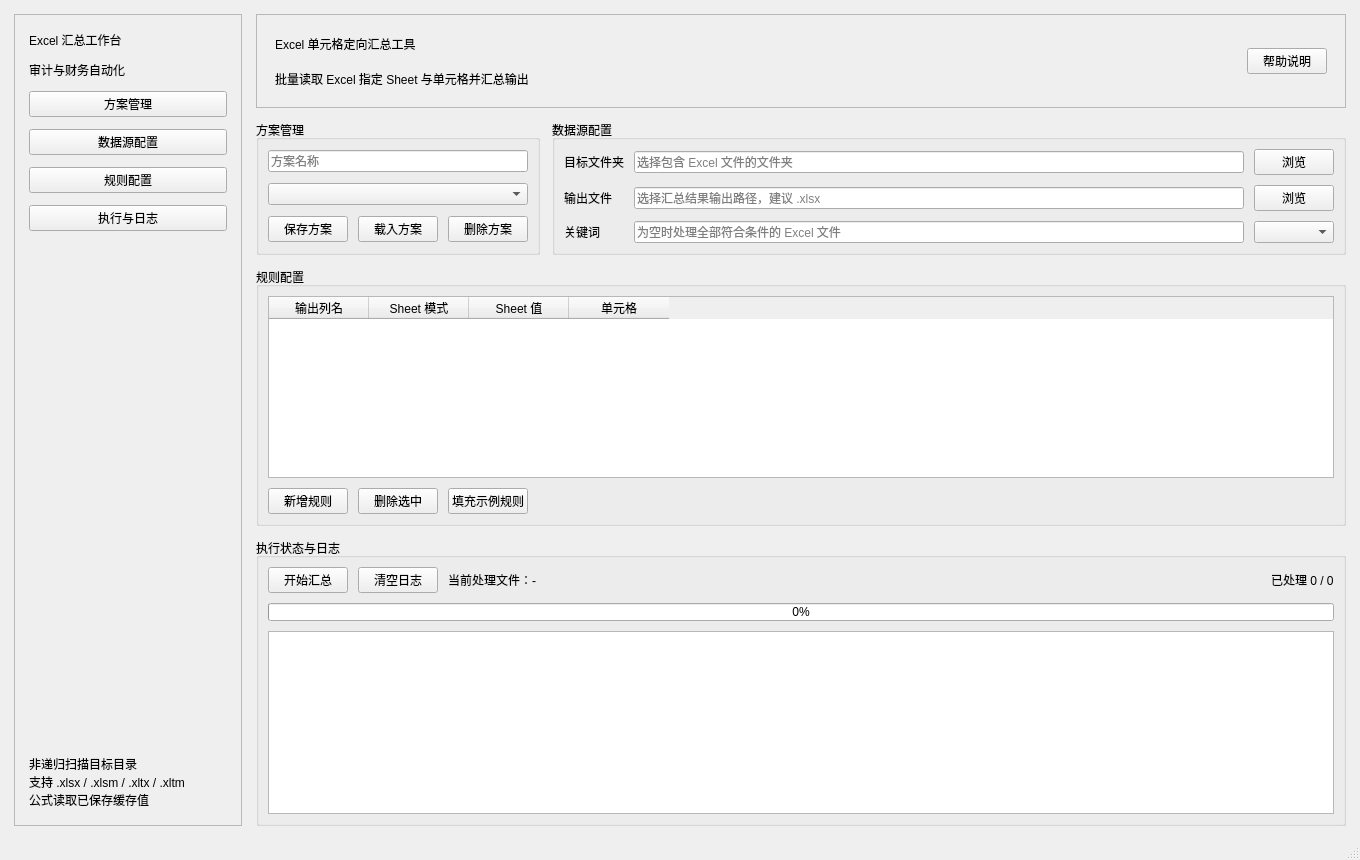
Old version of the form app/ui/forms/main_window.ui in the repository Yon9e/ExcelCellSummaryTool.
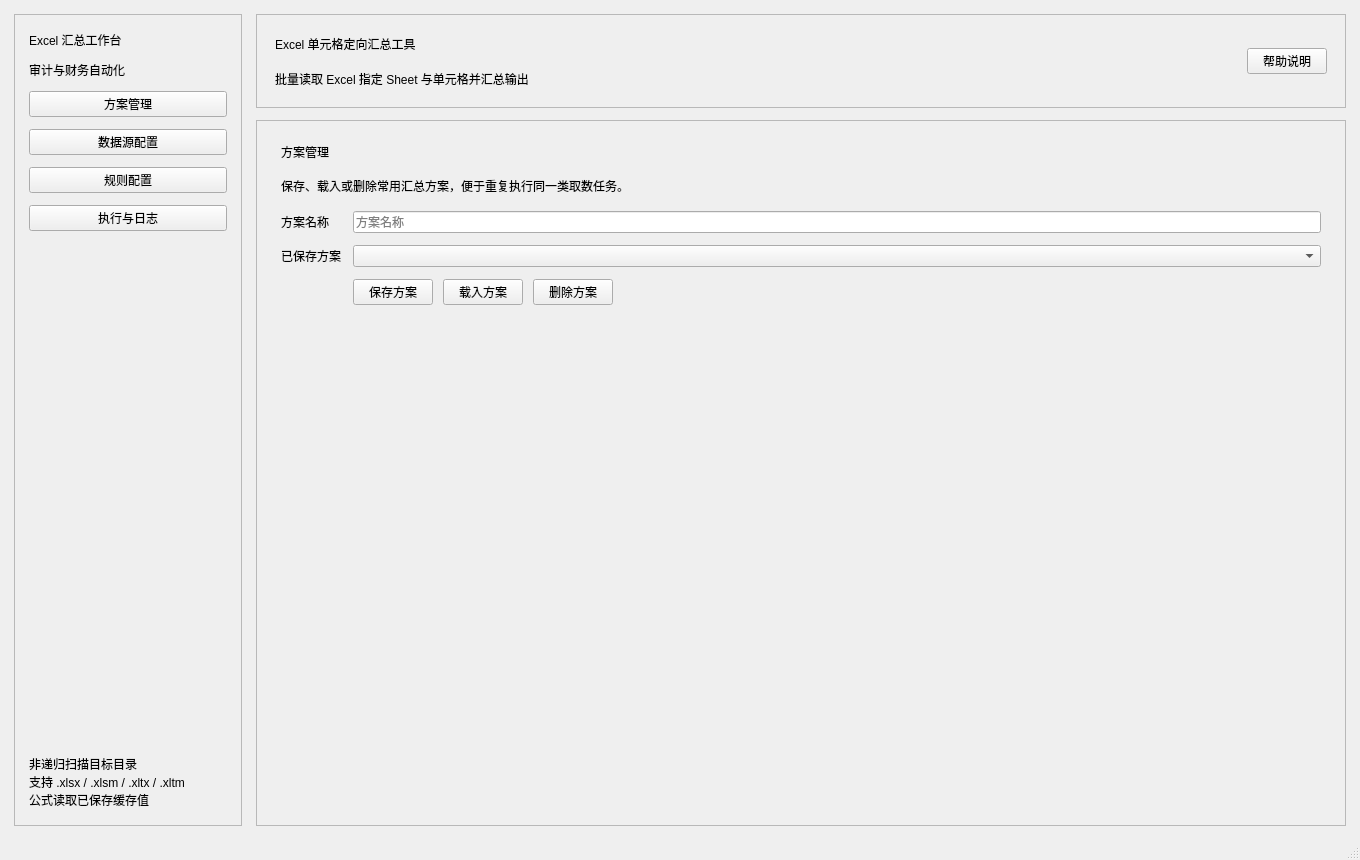
New version of the form. The open tabs and pages were chosen to show the change.

Commit message: Make sidebar navigation switch pages

Patch:
```diff
--- a/app/ui/forms/main_window.ui
+++ b/app/ui/forms/main_window.ui
@@ -235,83 +235,214 @@
         </widget>
        </item>
        <item>
-        <widget class="QFrame" name="configFrame">
+         <widget class="QStackedWidget" name="contentStack">
+          <property name="currentIndex">
+           <number>2</number>
+          </property>
+          <widget class="QWidget" name="schemePage">
+           <layout class="QVBoxLayout" name="schemePageLayout">
+            <property name="spacing">
+             <number>0</number>
+            </property>
+            <property name="leftMargin">
+             <number>0</number>
+            </property>
+            <property name="topMargin">
+             <number>0</number>
+            </property>
+            <property name="rightMargin">
+             <number>0</number>
+            </property>
+            <property name="bottomMargin">
+             <number>0</number>
+            </property>
+            <item>
+             <widget class="QFrame" name="schemeGroupBox">
          <property name="frameShape">
-          <enum>QFrame::Shape::NoFrame</enum>
-         </property>
-         <layout class="QHBoxLayout" name="configLayout">
+               <enum>QFrame::Shape::StyledPanel</enum>
+              </property>
+              <layout class="QVBoxLayout" name="schemeLayout">
           <property name="spacing">
-           <number>12</number>
+                <number>16</number>
           </property>
           <property name="leftMargin">
-           <number>0</number>
+                <number>24</number>
           </property>
           <property name="topMargin">
-           <number>0</number>
+                <number>22</number>
           </property>
           <property name="rightMargin">
-           <number>0</number>
+                <number>24</number>
           </property>
           <property name="bottomMargin">
-           <number>0</number>
+                <number>24</number>
           </property>
           <item>
-           <widget class="QGroupBox" name="schemeGroupBox">
-            <property name="title">
+                <widget class="QLabel" name="schemeSectionTitleLabel">
+                 <property name="text">
              <string>方案管理</string>
             </property>
-            <layout class="QGridLayout" name="schemeLayout">
+                </widget>
+               </item>
+               <item>
+                <widget class="QLabel" name="schemeSectionHintLabel">
+                 <property name="text">
+                  <string>保存、载入或删除常用汇总方案，便于重复执行同一类取数任务。</string>
+                 </property>
+                </widget>
+               </item>
+               <item>
+                <layout class="QGridLayout" name="schemeFormLayout">
              <property name="horizontalSpacing">
-              <number>10</number>
+                  <number>12</number>
              </property>
              <property name="verticalSpacing">
-              <number>10</number>
-             </property>
-             <item row="0" column="0" colspan="3">
+                  <number>12</number>
+                 </property>
+                 <item row="0" column="0">
+                  <widget class="QLabel" name="schemeNameLabel">
+                   <property name="text">
+                    <string>方案名称</string>
+                   </property>
+                  </widget>
+                 </item>
+                 <item row="0" column="1">
               <widget class="QLineEdit" name="schemeNameEdit">
                <property name="placeholderText">
                 <string>方案名称</string>
                </property>
               </widget>
              </item>
-             <item row="1" column="0" colspan="3">
+                 <item row="1" column="0">
+                  <widget class="QLabel" name="schemeSavedLabel">
+                   <property name="text">
+                    <string>已保存方案</string>
+                   </property>
+                  </widget>
+                 </item>
+                 <item row="1" column="1">
               <widget class="QComboBox" name="schemeComboBox"/>
              </item>
-             <item row="2" column="0">
+                 <item row="2" column="1">
+                  <layout class="QHBoxLayout" name="schemeButtonsLayout">
+                   <property name="spacing">
+                    <number>10</number>
+                   </property>
+                   <item>
               <widget class="QPushButton" name="saveSchemeButton">
                <property name="text">
                 <string>保存方案</string>
                </property>
               </widget>
              </item>
-             <item row="2" column="1">
+                   <item>
               <widget class="QPushButton" name="loadSchemeButton">
                <property name="text">
                 <string>载入方案</string>
                </property>
               </widget>
              </item>
-             <item row="2" column="2">
+                   <item>
               <widget class="QPushButton" name="deleteSchemeButton">
                <property name="text">
                 <string>删除方案</string>
                </property>
               </widget>
              </item>
-            </layout>
-           </widget>
-          </item>
+                   <item>
+                    <spacer name="schemeButtonsSpacer">
+                     <property name="orientation">
+                      <enum>Qt::Orientation::Horizontal</enum>
+                     </property>
+                     <property name="sizeHint" stdset="0">
+                      <size>
+                       <width>40</width>
+                       <height>20</height>
+                      </size>
+                     </property>
+                    </spacer>
+                   </item>
+                  </layout>
+                 </item>
+                </layout>
+               </item>
+               <item>
+                <spacer name="schemePageSpacer">
+                 <property name="orientation">
+                  <enum>Qt::Orientation::Vertical</enum>
+                 </property>
+                 <property name="sizeHint" stdset="0">
+                  <size>
+                   <width>20</width>
+                   <height>280</height>
+                  </size>
+                 </property>
+                </spacer>
+               </item>
+              </layout>
+             </widget>
+            </item>
+           </layout>
+          </widget>
+          <widget class="QWidget" name="sourcePage">
+           <layout class="QVBoxLayout" name="sourcePageLayout">
+            <property name="spacing">
+             <number>0</number>
+            </property>
+            <property name="leftMargin">
+             <number>0</number>
+            </property>
+            <property name="topMargin">
+             <number>0</number>
+            </property>
+            <property name="rightMargin">
+             <number>0</number>
+            </property>
+            <property name="bottomMargin">
+             <number>0</number>
+            </property>
           <item>
-           <widget class="QGroupBox" name="sourceGroupBox">
-            <property name="title">
+             <widget class="QFrame" name="sourceGroupBox">
+              <property name="frameShape">
+               <enum>QFrame::Shape::StyledPanel</enum>
+              </property>
+              <layout class="QVBoxLayout" name="sourceLayout">
+               <property name="spacing">
+                <number>16</number>
+               </property>
+               <property name="leftMargin">
+                <number>24</number>
+               </property>
+               <property name="topMargin">
+                <number>22</number>
+               </property>
+               <property name="rightMargin">
+                <number>24</number>
+               </property>
+               <property name="bottomMargin">
+                <number>24</number>
+               </property>
+               <item>
+                <widget class="QLabel" name="sourceSectionTitleLabel">
+                 <property name="text">
              <string>数据源配置</string>
             </property>
-            <layout class="QGridLayout" name="sourceLayout">
+                </widget>
+               </item>
+               <item>
+                <widget class="QLabel" name="sourceSectionHintLabel">
+                 <property name="text">
+                  <string>选择待扫描的目标目录、输出文件和文件名筛选口径。</string>
+                 </property>
+                </widget>
+               </item>
+               <item>
+                <layout class="QGridLayout" name="sourceFormLayout">
              <property name="horizontalSpacing">
-              <number>10</number>
+                  <number>12</number>
              </property>
              <property name="verticalSpacing">
-              <number>10</number>
+                  <number>12</number>
              </property>
              <item row="0" column="0">
               <widget class="QLabel" name="targetFolderLabel">
@@ -373,20 +504,113 @@
               <widget class="QComboBox" name="filterModeComboBox"/>
              </item>
             </layout>
-           </widget>
-          </item>
+               </item>
+               <item>
+                <spacer name="sourcePageSpacer">
+                 <property name="orientation">
+                  <enum>Qt::Orientation::Vertical</enum>
+                 </property>
+                 <property name="sizeHint" stdset="0">
+                  <size>
+                   <width>20</width>
+                   <height>280</height>
+                  </size>
+                 </property>
+                </spacer>
+               </item>
          </layout>
         </widget>
        </item>
        <item>
-        <widget class="QGroupBox" name="rulesGroupBox">
-         <property name="title">
-          <string>规则配置</string>
+             <widget class="QFrame" name="rulesGroupBox">
+              <property name="frameShape">
+               <enum>QFrame::Shape::StyledPanel</enum>
          </property>
          <layout class="QVBoxLayout" name="rulesLayout">
           <property name="spacing">
+                <number>14</number>
+               </property>
+               <property name="leftMargin">
+                <number>24</number>
+               </property>
+               <property name="topMargin">
+                <number>22</number>
+               </property>
+               <property name="rightMargin">
+                <number>24</number>
+               </property>
+               <property name="bottomMargin">
+                <number>24</number>
+               </property>
+               <item>
+                <layout class="QHBoxLayout" name="rulesHeaderLayout">
+                 <property name="spacing">
+                  <number>12</number>
+                 </property>
+                 <item>
+                  <layout class="QVBoxLayout" name="rulesTitleLayout">
+                   <property name="spacing">
+                    <number>4</number>
+                   </property>
+                   <item>
+                    <widget class="QLabel" name="rulesSectionTitleLabel">
+                     <property name="text">
+                      <string>规则配置</string>
+                     </property>
+                    </widget>
+                   </item>
+                   <item>
+                    <widget class="QLabel" name="rulesSectionHintLabel">
+                     <property name="text">
+                      <string>配置输出列、Sheet 定位方式和目标单元格；表格支持双击编辑。</string>
+                     </property>
+                    </widget>
+                   </item>
+                  </layout>
+                 </item>
+                 <item>
+                  <spacer name="rulesHeaderSpacer">
+                   <property name="orientation">
+                    <enum>Qt::Orientation::Horizontal</enum>
+                   </property>
+                   <property name="sizeHint" stdset="0">
+                    <size>
+                     <width>40</width>
+                     <height>20</height>
+                    </size>
+                   </property>
+                  </spacer>
+                 </item>
+                 <item>
+                  <layout class="QHBoxLayout" name="ruleButtonsLayout">
+                   <property name="spacing">
            <number>10</number>
           </property>
+                   <item>
+                    <widget class="QPushButton" name="addRuleButton">
+                     <property name="text">
+                      <string>新增规则</string>
+                     </property>
+                    </widget>
+                   </item>
+                   <item>
+                    <widget class="QPushButton" name="deleteRuleButton">
+                     <property name="text">
+                      <string>删除选中</string>
+                     </property>
+                    </widget>
+                   </item>
+                   <item>
+                    <widget class="QPushButton" name="sampleRuleButton">
+                     <property name="text">
+                      <string>填充示例规则</string>
+                     </property>
+                    </widget>
+                   </item>
+                  </layout>
+                 </item>
+                </layout>
+               </item>
           <item>
            <widget class="QTableWidget" name="rulesTable">
             <property name="minimumHeight">
@@ -420,59 +644,56 @@
             </column>
            </widget>
           </item>
-          <item>
-           <layout class="QHBoxLayout" name="ruleButtonsLayout">
+              </layout>
+             </widget>
+            </item>
+           </layout>
+          </widget>
+          <widget class="QWidget" name="runPage">
+           <layout class="QVBoxLayout" name="runPageLayout">
             <property name="spacing">
              <number>10</number>
             </property>
-            <item>
-             <widget class="QPushButton" name="addRuleButton">
-              <property name="text">
-               <string>新增规则</string>
-              </property>
-             </widget>
-            </item>
-            <item>
-             <widget class="QPushButton" name="deleteRuleButton">
-              <property name="text">
-               <string>删除选中</string>
-              </property>
-             </widget>
-            </item>
-            <item>
-             <widget class="QPushButton" name="sampleRuleButton">
-              <property name="text">
-               <string>填充示例规则</string>
-              </property>
-             </widget>
-            </item>
-            <item>
-             <spacer name="ruleButtonsSpacer">
-              <property name="orientation">
-               <enum>Qt::Orientation::Horizontal</enum>
-              </property>
-              <property name="sizeHint" stdset="0">
-               <size>
-                <width>40</width>
-                <height>20</height>
-               </size>
-              </property>
-             </spacer>
-            </item>
-           </layout>
-          </item>
-         </layout>
-        </widget>
-       </item>
+            <property name="leftMargin">
+             <number>0</number>
+            </property>
+            <property name="topMargin">
+             <number>0</number>
+            </property>
+            <property name="rightMargin">
+             <number>0</number>
+            </property>
+            <property name="bottomMargin">
+             <number>0</number>
+            </property>
        <item>
-        <widget class="QGroupBox" name="logGroupBox">
-         <property name="title">
-          <string>执行状态与日志</string>
+             <widget class="QFrame" name="logGroupBox">
+              <property name="frameShape">
+               <enum>QFrame::Shape::StyledPanel</enum>
          </property>
          <layout class="QVBoxLayout" name="logLayout">
           <property name="spacing">
-           <number>10</number>
-          </property>
+                <number>14</number>
+               </property>
+               <property name="leftMargin">
+                <number>24</number>
+               </property>
+               <property name="topMargin">
+                <number>22</number>
+               </property>
+               <property name="rightMargin">
+                <number>24</number>
+               </property>
+               <property name="bottomMargin">
+                <number>24</number>
+               </property>
+               <item>
+                <widget class="QLabel" name="logSectionTitleLabel">
+                 <property name="text">
+                  <string>执行状态与日志</string>
+                 </property>
+                </widget>
+               </item>
           <item>
            <layout class="QHBoxLayout" name="actionLayout">
             <property name="spacing">
@@ -548,6 +769,10 @@
            </widget>
           </item>
          </layout>
+             </widget>
+            </item>
+           </layout>
+          </widget>
         </widget>
        </item>
       </layout>
```
Left out of the diff: 25 changed lines with no effect on the pictures. Lines whose indentation alone changed are shown as unchanged. The commit also changes 3 other files.
